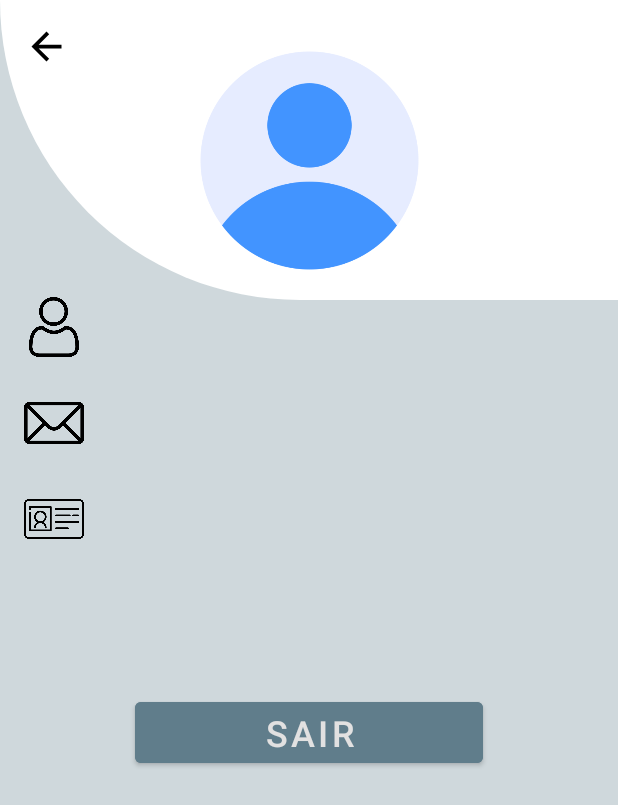
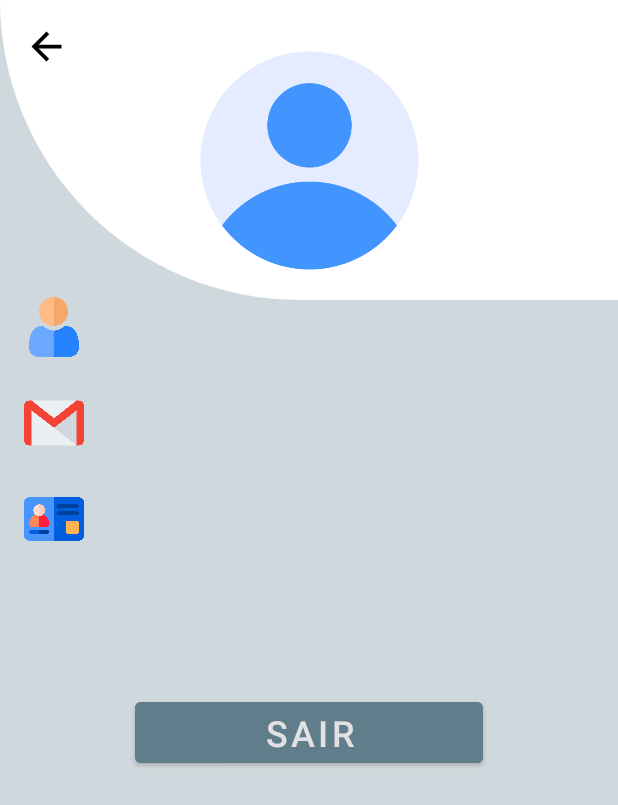
Before and after one commit to OlvDavid/Epidemic-Guard, an Android app: the screen it shows after launch once a user with an empty profile is signed in (perfil), after a tap on an icon or button, on a phone screen of 412 x 824 dp. Shown: the top 805 px of the screen. Run offline under Robolectric (Android 15) with nearby library versions, the phone set to English and light mode, and no system bars; our stand-ins replace Firebase (no records; nobody signed in at launch, a user with empty details on screens opened directly); libraries missing offline, so code that uses them is left out: io.grpc.okhttp; Roboto replaces fonts that are not available here.

```diff
--- /dev/null
+++ b/app/src/main/res/font/comfortaa_bold.xml
@@ -0,0 +1,7 @@
+<?xml version="1.0" encoding="utf-8"?>
+<font-family xmlns:app="http://schemas.android.com/apk/res-auto"
+        app:fontProviderAuthority="com.google.android.gms.fonts"
+        app:fontProviderPackage="com.google.android.gms"
+        app:fontProviderQuery="name=Comfortaa&amp;weight=700"
+        app:fontProviderCerts="@array/com_google_android_gms_fonts_certs">
+</font-family>
--- /dev/null
+++ b/app/src/main/res/font/comfortaa_bolda.xml
@@ -0,0 +1,7 @@
+<?xml version="1.0" encoding="utf-8"?>
+<font-family xmlns:app="http://schemas.android.com/apk/res-auto"
+        app:fontProviderAuthority="com.google.android.gms.fonts"
+        app:fontProviderPackage="com.google.android.gms"
+        app:fontProviderQuery="name=Comfortaa&amp;weight=700"
+        app:fontProviderCerts="@array/com_google_android_gms_fonts_certs">
+</font-family>
--- a/app/src/main/res/layout/adapter_casos.xml
+++ b/app/src/main/res/layout/adapter_casos.xml
@@ -14,6 +14,7 @@
             android:id="@+id/textNomeList"
             android:layout_width="match_parent"
             android:layout_height="wrap_content"
+            android:fontFamily="@font/comfortaa_light"
             android:text="Nome"
             android:textSize="24sp"
             android:textStyle="bold"
@@ -30,7 +31,9 @@
             android:id="@+id/textEndereçoList"
             android:layout_width="match_parent"
             android:layout_height="wrap_content"
+            android:fontFamily="@font/comfortaa_light"
             android:text="Endereço"
+            android:textColor="@color/black"
             android:textSize="14sp"
             android:textStyle="bold" />
     </LinearLayout>
@@ -44,7 +47,9 @@
             android:id="@+id/textDescricaoList"
             android:layout_width="match_parent"
             android:layout_height="wrap_content"
+            android:fontFamily="@font/comfortaa_light"
             android:text="Descrição"
+            android:textColor="@color/black"
             android:textSize="12sp"
             android:textStyle="bold" />
     </LinearLayout>
--- a/app/src/main/res/layout/casos_listados.xml
+++ b/app/src/main/res/layout/casos_listados.xml
@@ -32,7 +32,9 @@
         android:layout_width="wrap_content"
         android:layout_height="wrap_content"
         android:layout_marginTop="24dp"
+        android:fontFamily="@font/comfortaa_light"
         android:text="Casos Listados"
+        android:textColor="@color/black"
         android:textSize="34sp"
         android:textStyle="bold"
         android:typeface="monospace"
@@ -46,7 +48,9 @@
         android:layout_height="wrap_content"
         android:layout_marginStart="8dp"
         android:layout_marginTop="164dp"
+        android:fontFamily="@font/comfortaa_light"
         android:text="Total de Casos: "
+        android:textColor="@color/black"
         android:textSize="20sp"
         android:textStyle="bold"
         android:typeface="normal"
--- a/app/src/main/res/layout/login.xml
+++ b/app/src/main/res/layout/login.xml
@@ -103,6 +103,7 @@
         android:layout_width="wrap_content"
         android:layout_height="wrap_content"
         android:layout_marginTop="32dp"
+        android:fontFamily="@font/comfortaa_bold"
         android:text="Não possui conta?"
         android:textStyle="bold"
         app:layout_constraintEnd_toEndOf="parent"
@@ -163,6 +164,7 @@
         android:layout_width="wrap_content"
         android:layout_height="wrap_content"
         android:layout_marginTop="16dp"
+        android:fontFamily="@font/comfortaa_bold"
         android:text="Esqueci minha senha"
         android:textColor="#CFD8DC"
         android:textSize="16sp"
--- a/app/src/main/res/layout/perfil.xml
+++ b/app/src/main/res/layout/perfil.xml
@@ -34,7 +34,7 @@
         android:layout_marginTop="16dp"
         app:layout_constraintStart_toStartOf="parent"
         app:layout_constraintTop_toBottomOf="@+id/imageView4"
-        app:srcCompat="@drawable/user" />
+        app:srcCompat="@drawable/user_color" />
 
     <ImageView
         android:id="@+id/imageView10"
@@ -45,7 +45,7 @@
         android:backgroundTint="#607D8B"
         app:layout_constraintStart_toStartOf="parent"
         app:layout_constraintTop_toBottomOf="@+id/imageView9"
-        app:srcCompat="@drawable/mail" />
+        app:srcCompat="@drawable/gmail" />
 
     <ImageView
         android:id="@+id/imageView11"
@@ -55,7 +55,7 @@
         android:layout_marginTop="24dp"
         app:layout_constraintStart_toStartOf="parent"
         app:layout_constraintTop_toBottomOf="@+id/imageView10"
-        app:srcCompat="@drawable/card" />
+        app:srcCompat="@drawable/identity_card" />
 
     <TextView
         android:id="@+id/textNome"
@@ -63,6 +63,8 @@
         android:layout_height="wrap_content"
         android:layout_marginStart="24dp"
         android:layout_marginTop="25dp"
+        android:fontFamily="@font/comfortaa_bold"
+        android:text="Fulano da Silva"
         android:textColor="@color/cinza_forte"
         android:textSize="20sp"
         android:textStyle="bold"
@@ -74,7 +76,9 @@
         android:layout_width="wrap_content"
         android:layout_height="wrap_content"
         android:layout_marginStart="24dp"
-        android:layout_marginTop="35dp"
+        android:layout_marginTop="28dp"
+        android:fontFamily="@font/comfortaa_bolda"
+        android:text="nome@gmail.com"
         android:textColor="@color/cinza_forte"
         android:textSize="20sp"
         android:textStyle="bold"
@@ -86,7 +90,9 @@
         android:layout_width="wrap_content"
         android:layout_height="wrap_content"
         android:layout_marginStart="24dp"
-        android:layout_marginTop="40dp"
+        android:layout_marginTop="30dp"
+        android:fontFamily="@font/comfortaa_bold"
+        android:text="12345678912"
         android:textColor="@color/cinza_forte"
         android:textSize="20sp"
         android:textStyle="bold"
--- a/app/src/main/res/values/preloaded_fonts.xml
+++ b/app/src/main/res/values/preloaded_fonts.xml
@@ -2,6 +2,8 @@
 <resources>
     <array name="preloaded_fonts" translatable="false">
         <item>@font/bebas_neue</item>
+        <item>@font/comfortaa_bold</item>
+        <item>@font/comfortaa_bolda</item>
         <item>@font/comfortaa_light</item>
         <item>@font/inter_thin</item>
         <item>@font/lato_thin</item>
```
Also changed, not shown: app/src/main/res/layout/cadastro.xml (+5 -2 lines), app/src/main/res/layout/guia.xml (+36 -5 lines), app/src/main/res/layout/menu.xml (+7 -3 lines), app/src/main/res/layout/novo_caso.xml (+7 -4 lines), app/src/main/res/drawable/gmail.png (added), app/src/main/res/drawable/identity_card.png (added), app/src/main/res/drawable/user_color.png (added).
